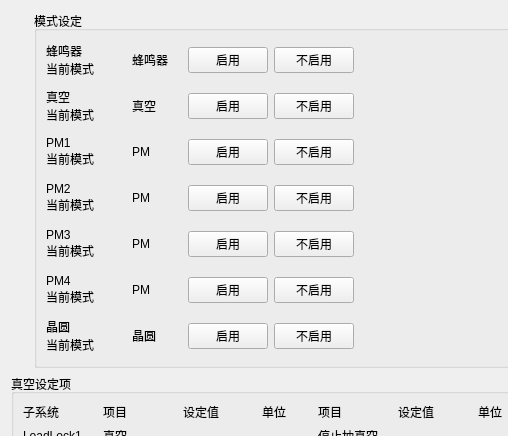
The window that device/src/control_mode_vtm_widget.ui (zhangzhenxi11/HL) describes before a commit, drawn with Qt 5; both pictures show x 0 to 508 and y 0 to 436 of the 1228 by 882 pixel window.
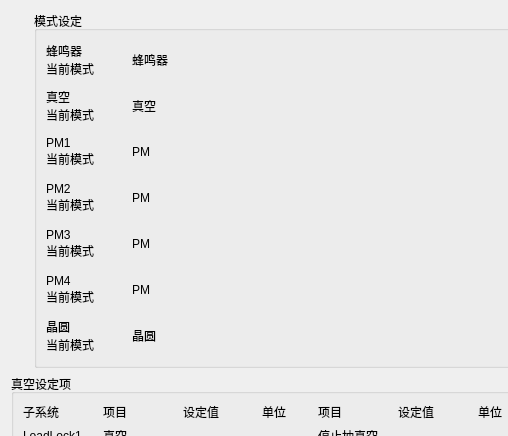
The same window after the commit. Custom widgets are drawn as their Qt base class.

What changed in the file:
```diff
--- a/device/src/control_mode_vtm_widget.ui
+++ b/device/src/control_mode_vtm_widget.ui
@@ -65,45 +65,26 @@
          </widget>
         </item>
         <item>
-         <widget class="QPushButton" name="enable_buzzer_btn">
-          <property name="minimumSize">
-           <size>
-            <width>70</width>
-            <height>25</height>
-           </size>
+         <widget class="SwitchButton" name="enable_buzzer_btn" native="true">
+          <property name="enabled">
+           <bool>true</bool>
           </property>
-          <property name="text">
-           <string>启用</string>
-          </property>
          </widget>
         </item>
-        <item>
-         <widget class="QPushButton" name="disable_buzzer_btn">
-          <property name="minimumSize">
-           <size>
-            <width>70</width>
-            <height>25</height>
-           </size>
-          </property>
-          <property name="text">
-           <string>不启用</string>
-          </property>
-         </widget>
-        </item>
-        <item>
+       </layout>
+      </item>
+      <item row="0" column="1">
          <spacer name="horizontalSpacer_7">
           <property name="orientation">
            <enum>Qt::Horizontal</enum>
           </property>
           <property name="sizeHint" stdset="0">
            <size>
-            <width>40</width>
-            <height>20</height>
+          <width>992</width>
+          <height>39</height>
            </size>
           </property>
          </spacer>
-        </item>
-       </layout>
       </item>
       <item row="1" column="0">
        <layout class="QHBoxLayout" name="vacuum_hlyt">
@@ -135,48 +116,25 @@
          </widget>
         </item>
         <item>
-         <widget class="QPushButton" name="enable_vacuum_btn">
-          <property name="minimumSize">
-           <size>
-            <width>70</width>
-            <height>25</height>
-           </size>
-          </property>
-          <property name="text">
-           <string>启用</string>
-          </property>
-         </widget>
+         <widget class="SwitchButton" name="enable_vacuum_btn" native="true"/>
         </item>
-        <item>
-         <widget class="QPushButton" name="disable_vacuum_btn">
-          <property name="minimumSize">
-           <size>
-            <width>70</width>
-            <height>25</height>
-           </size>
-          </property>
-          <property name="text">
-           <string>不启用</string>
-          </property>
-         </widget>
-        </item>
-        <item>
+       </layout>
+      </item>
+      <item row="1" column="1">
          <spacer name="horizontalSpacer_4">
           <property name="orientation">
            <enum>Qt::Horizontal</enum>
           </property>
           <property name="sizeHint" stdset="0">
            <size>
-            <width>40</width>
-            <height>20</height>
+          <width>992</width>
+          <height>39</height>
            </size>
           </property>
          </spacer>
         </item>
-       </layout>
-      </item>
       <item row="2" column="0">
-       <layout class="QHBoxLayout" name="pm_hlyt_1">
+       <layout class="QHBoxLayout" name="horizontalLayout_2">
         <item>
          <widget class="QLabel" name="label_6">
           <property name="minimumSize">
@@ -205,48 +163,25 @@
          </widget>
         </item>
         <item>
-         <widget class="QPushButton" name="enable_pm1_btn">
-          <property name="minimumSize">
-           <size>
-            <width>70</width>
-            <height>25</height>
-           </size>
-          </property>
-          <property name="text">
-           <string>启用</string>
-          </property>
-         </widget>
+         <widget class="SwitchButton" name="enable_pm1_btn" native="true"/>
         </item>
-        <item>
-         <widget class="QPushButton" name="disable_pm1_btn">
-          <property name="minimumSize">
-           <size>
-            <width>70</width>
-            <height>25</height>
-           </size>
-          </property>
-          <property name="text">
-           <string>不启用</string>
-          </property>
-         </widget>
-        </item>
-        <item>
+       </layout>
+      </item>
+      <item row="2" column="1">
          <spacer name="horizontalSpacer_3">
           <property name="orientation">
            <enum>Qt::Horizontal</enum>
           </property>
           <property name="sizeHint" stdset="0">
            <size>
-            <width>40</width>
-            <height>20</height>
+          <width>992</width>
+          <height>39</height>
            </size>
           </property>
          </spacer>
         </item>
-       </layout>
-      </item>
       <item row="3" column="0">
-       <layout class="QHBoxLayout" name="pm_hlyt">
+       <layout class="QHBoxLayout" name="horizontalLayout_3">
         <item>
          <widget class="QLabel" name="label_5">
           <property name="minimumSize">
@@ -275,48 +210,25 @@
          </widget>
         </item>
         <item>
-         <widget class="QPushButton" name="enable_pm2_btn">
-          <property name="minimumSize">
-           <size>
-            <width>70</width>
-            <height>25</height>
-           </size>
-          </property>
-          <property name="text">
-           <string>启用</string>
-          </property>
-         </widget>
+         <widget class="SwitchButton" name="enable_pm2_btn" native="true"/>
         </item>
-        <item>
-         <widget class="QPushButton" name="disable_pm2_btn">
-          <property name="minimumSize">
-           <size>
-            <width>70</width>
-            <height>25</height>
-           </size>
-          </property>
-          <property name="text">
-           <string>不启用</string>
-          </property>
-         </widget>
-        </item>
-        <item>
+       </layout>
+      </item>
+      <item row="3" column="1">
          <spacer name="horizontalSpacer_2">
           <property name="orientation">
            <enum>Qt::Horizontal</enum>
           </property>
           <property name="sizeHint" stdset="0">
            <size>
-            <width>40</width>
-            <height>20</height>
+          <width>992</width>
+          <height>39</height>
            </size>
           </property>
          </spacer>
-        </item>
-       </layout>
       </item>
       <item row="4" column="0">
-       <layout class="QHBoxLayout" name="pm_hlyt_2">
+       <layout class="QHBoxLayout" name="horizontalLayout_4">
         <item>
          <widget class="QLabel" name="label_17">
           <property name="minimumSize">
@@ -345,48 +257,25 @@
          </widget>
         </item>
         <item>
-         <widget class="QPushButton" name="enable_pm3_btn">
-          <property name="minimumSize">
-           <size>
-            <width>70</width>
-            <height>25</height>
-           </size>
-          </property>
-          <property name="text">
-           <string>启用</string>
-          </property>
-         </widget>
+         <widget class="SwitchButton" name="enable_pm3_btn" native="true"/>
         </item>
-        <item>
-         <widget class="QPushButton" name="disable_pm3_btn">
-          <property name="minimumSize">
-           <size>
-            <width>70</width>
-            <height>25</height>
-           </size>
-          </property>
-          <property name="text">
-           <string>不启用</string>
-          </property>
-         </widget>
-        </item>
-        <item>
+       </layout>
+      </item>
+      <item row="4" column="1">
          <spacer name="horizontalSpacer_6">
           <property name="orientation">
            <enum>Qt::Horizontal</enum>
           </property>
           <property name="sizeHint" stdset="0">
            <size>
-            <width>40</width>
-            <height>20</height>
+          <width>992</width>
+          <height>39</height>
            </size>
           </property>
          </spacer>
-        </item>
-       </layout>
       </item>
       <item row="5" column="0">
-       <layout class="QHBoxLayout" name="pm_hlyt_3">
+       <layout class="QHBoxLayout" name="horizontalLayout_5">
         <item>
          <widget class="QLabel" name="label_18">
           <property name="minimumSize">
@@ -415,45 +304,22 @@
          </widget>
         </item>
         <item>
-         <widget class="QPushButton" name="enable_pm4_btn">
-          <property name="minimumSize">
-           <size>
-            <width>70</width>
-            <height>25</height>
-           </size>
-          </property>
-          <property name="text">
-           <string>启用</string>
-          </property>
-         </widget>
+         <widget class="SwitchButton" name="enable_pm4_btn" native="true"/>
         </item>
-        <item>
-         <widget class="QPushButton" name="disable_pm4_btn">
-          <property name="minimumSize">
-           <size>
-            <width>70</width>
-            <height>25</height>
-           </size>
-          </property>
-          <property name="text">
-           <string>不启用</string>
-          </property>
-         </widget>
-        </item>
-        <item>
+       </layout>
+      </item>
+      <item row="5" column="1">
          <spacer name="horizontalSpacer_8">
           <property name="orientation">
            <enum>Qt::Horizontal</enum>
           </property>
           <property name="sizeHint" stdset="0">
            <size>
-            <width>40</width>
-            <height>20</height>
+          <width>992</width>
+          <height>39</height>
            </size>
           </property>
          </spacer>
-        </item>
-       </layout>
       </item>
       <item row="6" column="0">
        <layout class="QHBoxLayout" name="wafer_hlyt">
@@ -485,51 +351,35 @@
          </widget>
         </item>
         <item>
-         <widget class="QPushButton" name="enable_with_wafer_btn">
-          <property name="minimumSize">
-           <size>
-            <width>70</width>
-            <height>25</height>
-           </size>
-          </property>
-          <property name="text">
-           <string>启用</string>
-          </property>
-         </widget>
+         <widget class="SwitchButton" name="enable_with_wafer_btn" native="true"/>
         </item>
-        <item>
-         <widget class="QPushButton" name="disable_with_wafer_btn">
-          <property name="minimumSize">
-           <size>
-            <width>70</width>
-            <height>25</height>
-           </size>
-          </property>
-          <property name="text">
-           <string>不启用</string>
-          </property>
-         </widget>
-        </item>
-        <item>
+       </layout>
+      </item>
+      <item row="6" column="1">
          <spacer name="horizontalSpacer_5">
           <property name="orientation">
            <enum>Qt::Horizontal</enum>
           </property>
           <property name="sizeHint" stdset="0">
            <size>
-            <width>40</width>
-            <height>20</height>
+          <width>992</width>
+          <height>39</height>
            </size>
           </property>
          </spacer>
         </item>
        </layout>
-      </item>
-     </layout>
      <zorder></zorder>
      <zorder></zorder>
      <zorder></zorder>
      <zorder></zorder>
+     <zorder>enable_buzzer_btn</zorder>
+     <zorder>enable_vacuum_btn</zorder>
+     <zorder>enable_pm1_btn</zorder>
+     <zorder>enable_pm2_btn</zorder>
+     <zorder>enable_pm3_btn</zorder>
+     <zorder>enable_pm4_btn</zorder>
+     <zorder>enable_with_wafer_btn</zorder>
     </widget>
    </item>
    <item row="1" column="0" colspan="2">
@@ -1163,6 +1013,14 @@
   <zorder>vacuum_setting_gbx</zorder>
   <zorder>verticalSpacer</zorder>
  </widget>
+ <customwidgets>
+  <customwidget>
+   <class>SwitchButton</class>
+   <extends>QWidget</extends>
+   <header location="global">switchbutton.h</header>
+   <container>1</container>
+  </customwidget>
+ </customwidgets>
  <resources/>
  <connections/>
 </ui>
```
Lines whose indentation alone changed are shown as unchanged.
